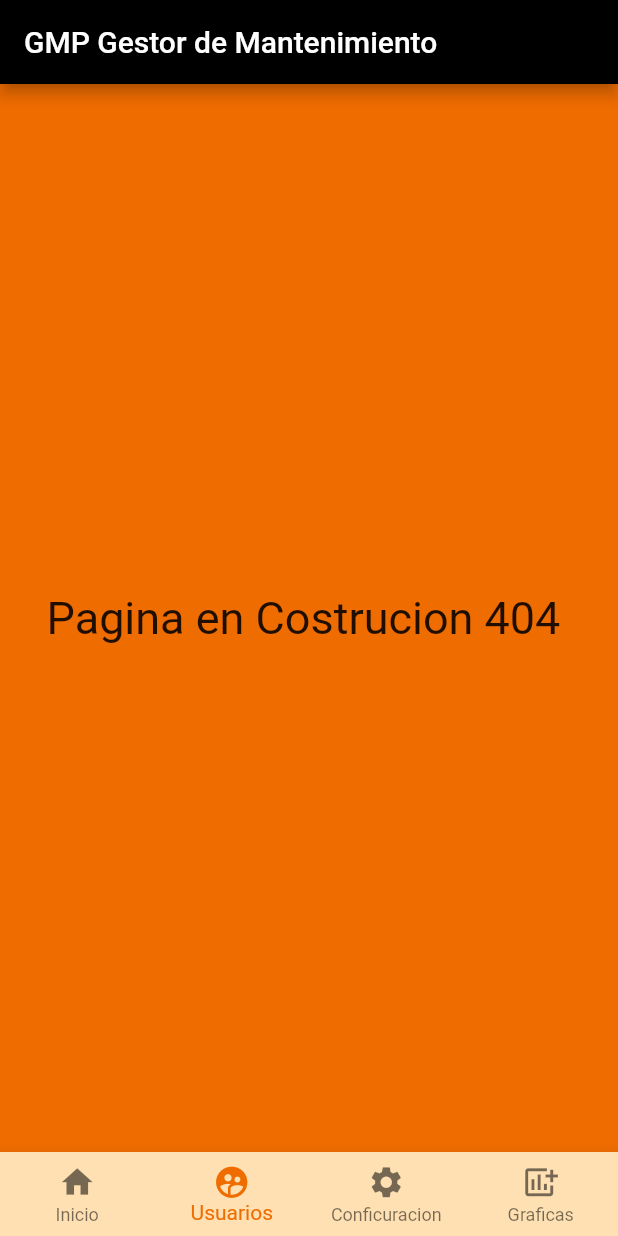
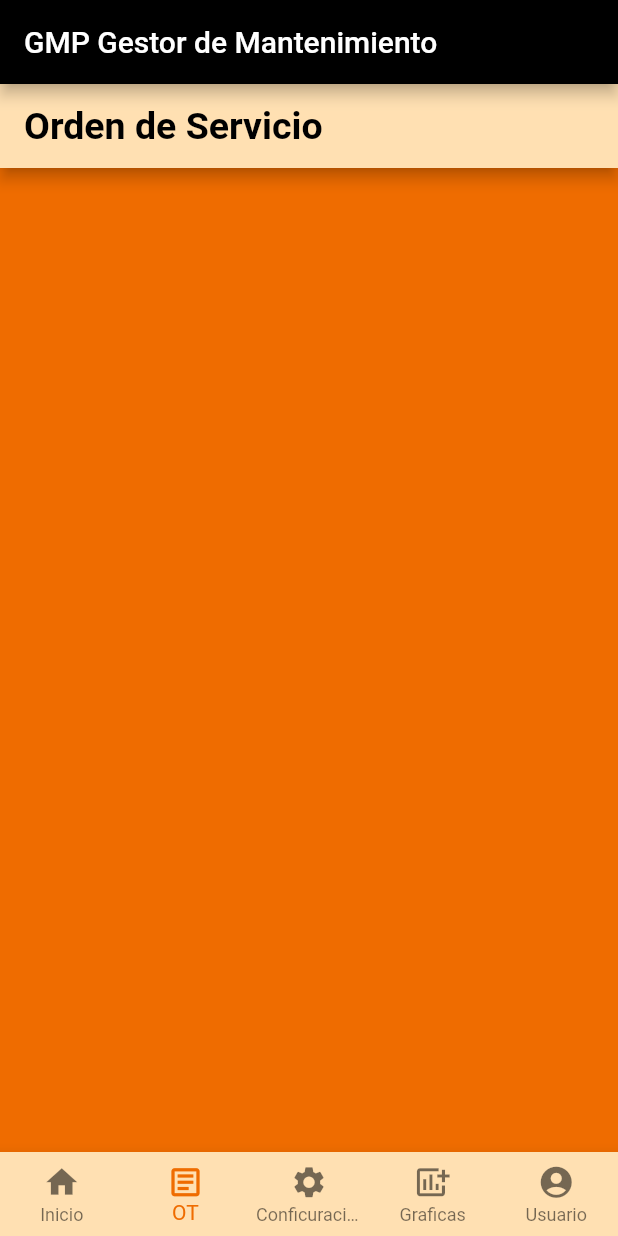
Before and after one commit to master203040/GMP, a Flutter app: the screen it shows after launch, item 2 of the bottom bar chosen, on a phone screen of 412 x 824 dp. Run offline on Flutter 3.47's test engine with Material 2 defaults, Android fonts, the phone set to English and light mode, and no system bars.

```diff
--- a/lib/main.dart
+++ b/lib/main.dart
@@ -3,6 +3,7 @@ import 'package:flutter/material.dart';
 import 'package:usersapp/pages/Grafict.dart';
 import 'package:usersapp/pages/Home.dart';
 import 'package:usersapp/pages/Setting.dart';
+import 'package:usersapp/pages/Ot.dart';
 import 'package:usersapp/pages/User.dart';
 
 
@@ -21,9 +22,10 @@ class _MyAppState extends State<MyApp> {
   //funsion para cambiar la paginas de la barra de navegacion
   List<Widget>_Paginas =[
     const PaginaHome(),
-    const PaginaUser(),
+    const PaginaOt(),
     const PaginaSetting(),
     const PaginaGrafict(),
+    const PaginaUser(),
 
   ];
 
@@ -67,9 +69,11 @@ class _MyAppState extends State<MyApp> {
           //array para los bottomNavigationBar
           items: const [
             BottomNavigationBarItem(icon:Icon(Icons.home),label: "Inicio"),
-            BottomNavigationBarItem(icon:Icon(Icons.supervised_user_circle),label:"Usuarios"),
+            BottomNavigationBarItem(icon:Icon(Icons.article_outlined ),label:"OT"),
             BottomNavigationBarItem(icon:Icon(Icons.settings),label:"Conficuracion"),
             BottomNavigationBarItem(icon:Icon(Icons.add_chart),label:"Graficas"),
+            BottomNavigationBarItem(icon:Icon(Icons.account_circle),label:"Usuario"),
+
           ],
         ),
       ),
--- /dev/null
+++ b/lib/pages/Ot.dart
@@ -0,0 +1,20 @@
+import 'package:flutter/material.dart';
+
+class PaginaOt extends StatelessWidget {
+  const PaginaOt({Key? key}) : super(key: key);
+
+  @override
+  Widget build(BuildContext context) {
+    return Scaffold(
+
+      appBar: AppBar(
+        backgroundColor: Colors.orange[100],
+        title: const Text("Orden de Servicio", style:TextStyle(color: Colors.black,fontWeight: FontWeight.bold,fontSize: 25,),),
+      ),
+      backgroundColor: Colors.orange[800],
+      body:SingleChildScrollView(
+
+      )
+    );
+  }
+}
--- a/lib/pages/User.dart
+++ b/lib/pages/User.dart
@@ -5,8 +5,10 @@ class PaginaUser extends StatelessWidget {
 
   @override
   Widget build(BuildContext context) {
-    return  const Center(
-      child:Text("Pagina en Costrucion 404 ", style: TextStyle(fontSize:30),),
+    return const Center(
+      child:Text("Pagina en Costrucion 404", style: TextStyle(fontSize:30),),
+
     );
+
   }
 }
```
